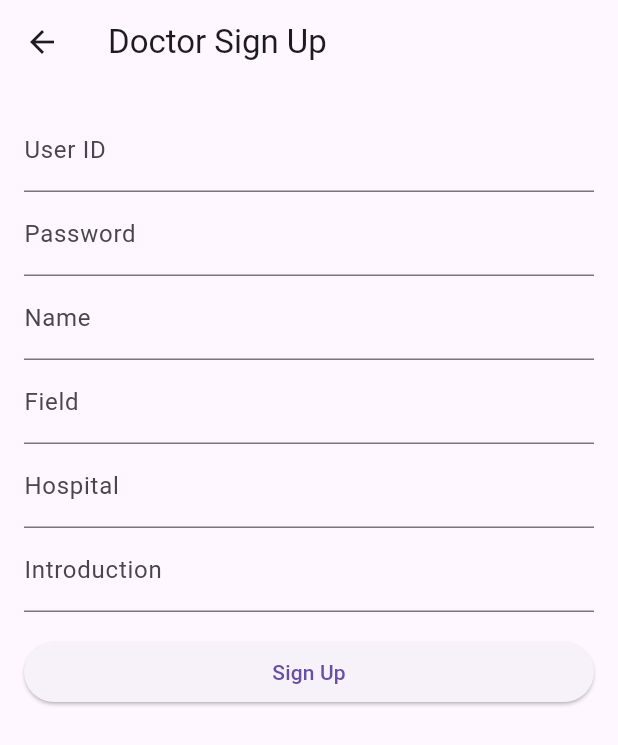
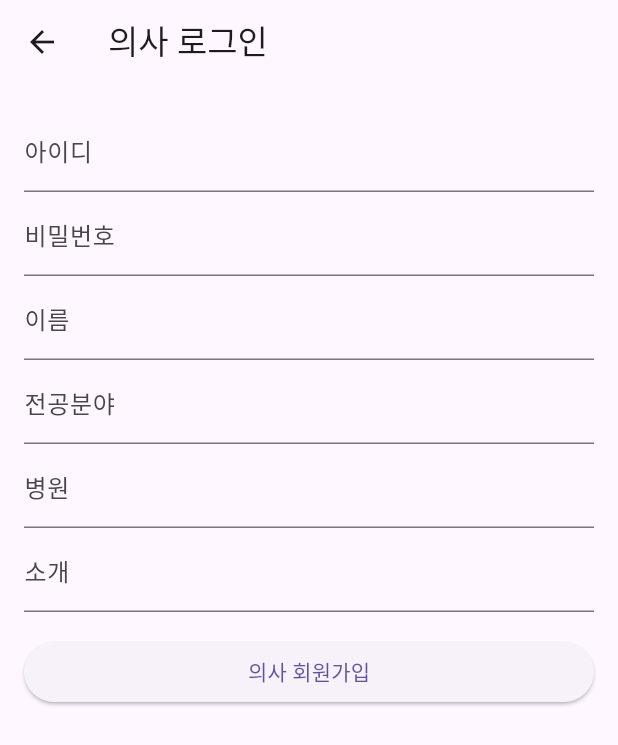
Before and after one commit to junghyunsoo24/flutter_blockchain_medical_web_app, a Flutter app: the DoctorSignupScreen screen opened directly, on a phone screen of 412 x 824 dp. Shown: the top 745 px of the screen. Run offline on Flutter 3.47's test engine with Material 3 defaults, Android fonts, the phone set to English and light mode, and no system bars; our stand-ins replace carousel_slider, cloud_firestore, drift, expandable_text, firebase_core, firebase_messaging and 7 more; accounts and stored records are empty; generated files the repository leaves out were written again.

Commit message:
feat: 의사 회원 가입시 디비 추가전 서버 확인 추가

```diff
--- a/lib/data.dart
+++ b/lib/data.dart
@@ -9,7 +9,7 @@ const emulatorIp = '10.0.2.2:3000';
 // const realPhoneIp = '192.168.248.103:3000';
 
 const realPhoneIp = '192.168.18.103:3000';
-const webIp = 'localhost:3000';
+const webIp = 'localhost:5000';
 //const realPhoneIp = '192.168.0.9:3000';
 String getIp() {
   if (Platform.isAndroid) {
--- a/lib/login/view/doctor_signup_screen.dart
+++ b/lib/login/view/doctor_signup_screen.dart
@@ -1,9 +1,12 @@
+import 'dart:convert';
+
 import 'package:drift/drift.dart';
 import 'package:flutter/material.dart';
 import 'package:get_it/get_it.dart';
 
 import '../../database/drift_database.dart';
 import '../../main.dart';
+import 'package:http/http.dart' as http;
 
 class DoctorSignupScreen extends StatefulWidget {
   const DoctorSignupScreen({Key? key}) : super(key: key);
@@ -17,11 +20,35 @@ class _DoctorSignupScreenState extends State<DoctorSignupScreen> {
   final _formKey = GlobalKey<FormState>();
   String? _userID, _userPW, _name, _field, _hospital, _introduction;
 
+  Future<bool> submitDoctorInfo() async {
+    final url = Uri.parse('http://localhost:5000/api/v1/doctor/sign-up');
+    final response = await http.post(
+      url,
+      headers: {'Content-Type': 'application/json'},
+      body: jsonEncode({
+        'userID': _userID,
+        'userPW': _userPW,
+        'name': _name,
+        'field': _field,
+        'hospital': _hospital,
+        'introduction': _introduction,
+      }),
+    );
+
+    if (response.statusCode == 200) {
+      print('의사 로그인 성공!');
+      return true;
+    } else {
+      print('의사 로그인 실패..');
+      return false;
+    }
+  }
+
   @override
   Widget build(BuildContext context) {
     return Scaffold(
       appBar: AppBar(
-        title: const Text('Doctor Sign Up'),
+        title: const Text('의사 로그인'),
       ),
       body: Padding(
         padding: const EdgeInsets.all(16.0),
@@ -30,10 +57,10 @@ class _DoctorSignupScreenState extends State<DoctorSignupScreen> {
           child: ListView(
             children: [
               TextFormField(
-                decoration: const InputDecoration(labelText: 'User ID'),
+                decoration: const InputDecoration(labelText: '아이디'),
                 validator: (value) {
                   if (value == null || value.isEmpty) {
-                    return 'Please enter your user ID';
+                    return '아이디를 입력하세요!';
                   }
                   return null;
                 },
@@ -41,50 +68,50 @@ class _DoctorSignupScreenState extends State<DoctorSignupScreen> {
               ),
               TextFormField(
                 obscureText: true,
-                decoration: const InputDecoration(labelText: 'Password'),
+                decoration: const InputDecoration(labelText: '비밀번호'),
                 validator: (value) {
                   if (value == null || value.isEmpty) {
-                    return 'Please enter your password';
+                    return '비밀번호를 입력하세요!';
                   }
                   return null;
                 },
                 onSaved: (value) => _userPW = value,
               ),
               TextFormField(
-                decoration: const InputDecoration(labelText: 'Name'),
+                decoration: const InputDecoration(labelText: '이름'),
                 validator: (value) {
                   if (value == null || value.isEmpty) {
-                    return 'Please enter your name';
+                    return '이름을 입력하세요!';
                   }
                   return null;
                 },
                 onSaved: (value) => _name = value,
               ),
               TextFormField(
-                decoration: const InputDecoration(labelText: 'Field'),
+                decoration: const InputDecoration(labelText: '전공분야'),
                 validator: (value) {
                   if (value == null || value.isEmpty) {
-                    return 'Please enter your field';
+                    return '전공분야를 입력하세요!';
                   }
                   return null;
                 },
                 onSaved: (value) => _field = value,
               ),
               TextFormField(
-                decoration: const InputDecoration(labelText: 'Hospital'),
+                decoration: const InputDecoration(labelText: '병원'),
                 validator: (value) {
                   if (value == null || value.isEmpty) {
-                    return 'Please enter your hospital';
+                    return '병원을 입력하세요!';
                   }
                   return null;
                 },
                 onSaved: (value) => _hospital = value,
               ),
               TextFormField(
-                decoration: const InputDecoration(labelText: 'Introduction'),
+                decoration: const InputDecoration(labelText: '소개'),
                 validator: (value) {
                   if (value == null || value.isEmpty) {
-                    return 'Please enter your introduction';
+                    return '병원 소개를 입력하세요!';
                   }
                   return null;
                 },
@@ -96,6 +123,8 @@ class _DoctorSignupScreenState extends State<DoctorSignupScreen> {
                   if (_formKey.currentState!.validate()) {
                     _formKey.currentState!.save();
 
+                    bool success = await submitDoctorInfo();
+                    if(success) {
                       await GetIt.I<MyDatabase>().addDoctor(DoctorsCompanion(
                           userID: Value(_userID!),
                           userPW: Value(_userPW!),
@@ -104,11 +133,12 @@ class _DoctorSignupScreenState extends State<DoctorSignupScreen> {
                           hospital: Value(_hospital!),
                           introduction: Value(_introduction!)
                       ));
+                    }
 
                     Navigator.pop(context);
                   }
                 },
-                child: const Text('Sign Up'),
+                child: const Text('의사 회원가입'),
               ),
             ],
           ),
```
Also changed, not shown: lib/user/model/user_model.dart (deleted, +0 -33 lines). Lines whose indentation alone changed are shown as unchanged.
